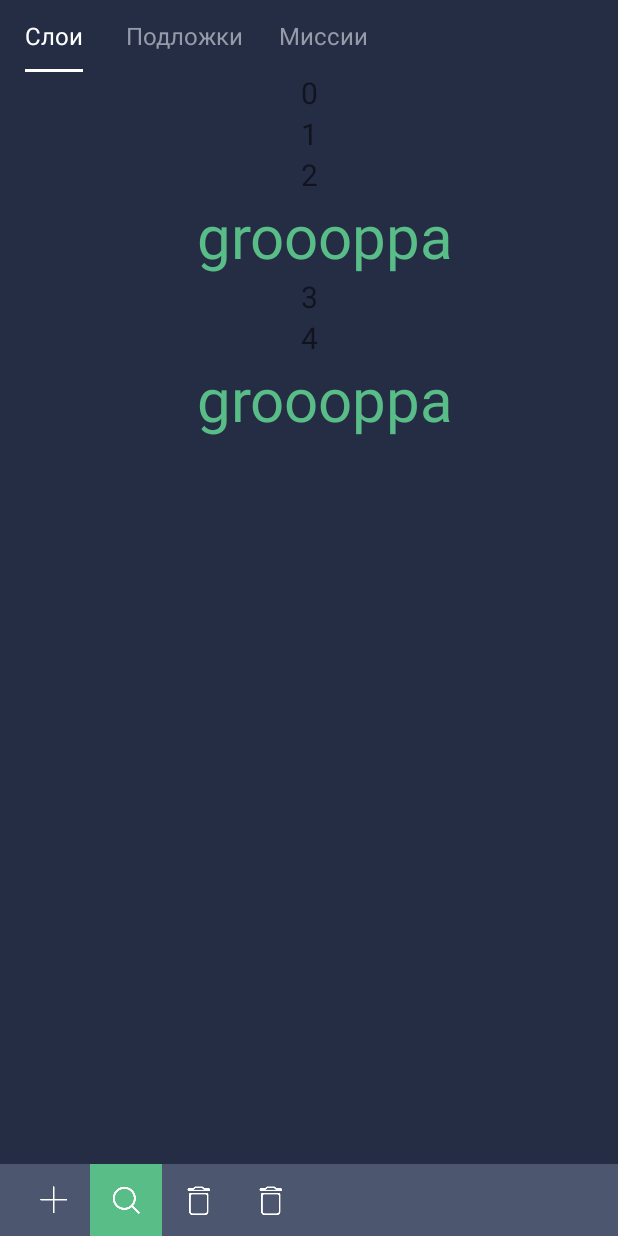
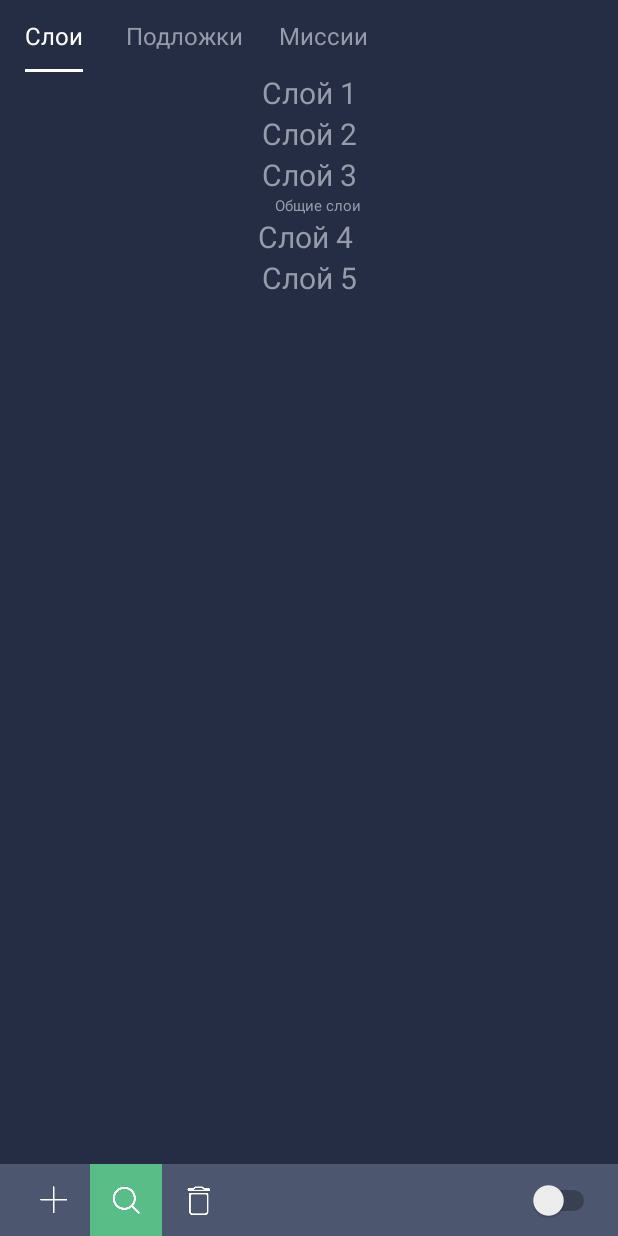
Before and after one commit to Maryino-District/Cit0rus, an Android app: the screen it shows after launch (MainActivity), on a phone screen of 412 x 824 dp. Run offline under Robolectric (Android 15) with nearby library versions, the phone set to English and light mode, and no system bars; our stand-ins replace data binding; Roboto replaces fonts that are not available here.

```diff
--- a/app/src/main/java/com/example/cit0rustest/BindingAdapters.kt
+++ b/app/src/main/java/com/example/cit0rustest/BindingAdapters.kt
@@ -7,11 +7,8 @@ import com.example.cit0rustest.vm.ItemViewModel
 
 @BindingAdapter("itemViewModels")
 fun bindItemViewModels(recyclerView: RecyclerView, itemViewModels: List<ItemViewModel>?) {
-    println("tag BINDINGADAPTER")
-
     val adapter = getOrCreateAdapter(recyclerView)
-    adapter.updateItems(itemViewModels)//ну а notifydatasetchanged обновляет список
-                                       //в соответствии с новым листом
+    adapter.updateItems(itemViewModels)
 }
 
 private fun getOrCreateAdapter(recyclerView: RecyclerView): LayersRecyclerVIewAdapter {
--- a/app/src/main/java/com/example/cit0rustest/MainActivity.kt
+++ b/app/src/main/java/com/example/cit0rustest/MainActivity.kt
@@ -18,6 +18,5 @@ class MainActivity : AppCompatActivity() {
         supportFragmentManager.beginTransaction()
             .add(R.id.fragment_container, LayersFragment.getInstance(), "false")
             .commit()
-            Log.d("tag","${layerListViewModel.data.value}")
     }
 }
--- a/app/src/main/java/com/example/cit0rustest/adapter/LayersRecyclerVIewAdapter.kt
+++ b/app/src/main/java/com/example/cit0rustest/adapter/LayersRecyclerVIewAdapter.kt
@@ -18,17 +18,11 @@ import java.util.*
 import kotlin.collections.ArrayList
 
 class LayersRecyclerVIewAdapter : RecyclerView.Adapter<LayersViewHolder>() {
+
     //var itemViewModels: List<ItemViewModel> = emptyList()
     private val viewTypeToLayoutId: MutableMap<Int, Int> = mutableMapOf()
     var itemViewModels: List<ItemViewModel> = emptyList()
-    private val isDragDropButtonMute = false/*передать результат из панельки-фрагмента снизу
-    сохранить ее во вьюмодели*/
-    //
-
-
-
-    //Создаем анонимный объект колбэка diffutil для dragndrop
-
+    private val isDragDropButtonMute = false//tmp
 
     override fun onCreateViewHolder(parent: ViewGroup, viewType: Int): LayersViewHolder {
         val binding: ViewDataBinding = DataBindingUtil.inflate(
@@ -37,15 +31,11 @@ class LayersRecyclerVIewAdapter : RecyclerView.Adapter<LayersViewHolder>() {
             parent,
             false
         )
-        println("tag oncreateviewholder viewtype is $viewType")
         return LayersViewHolder(binding)
-
     }
-
+//реализуем drag n droop, вызываем в onMove TouchHelper-a
     fun moveItem(from: Int, to: Int): MutableList<ItemViewModel> {
-
         val list = itemViewModels.toMutableList()
-        //list.removeAt(from)
         if (from < to) {
             for (i in from until to) {
                  Collections.swap(list, i, i + 1)
@@ -55,71 +45,54 @@ class LayersRecyclerVIewAdapter : RecyclerView.Adapter<LayersViewHolder>() {
                 Collections.swap(list, i, i - 1)
             }
         }
-        println("внутри мувайтема перед сабмитом")
-
-
         val differCallBack = LayerItemDiffCallBack(itemViewModels,list)
         val diffResult = DiffUtil.calculateDiff(differCallBack)
         diffResult.dispatchUpdatesTo(this)
         itemViewModels = list
         notifyItemMoved(from,to)
-        //notifyDataSetChanged()
+        return list
+    }
 
-        println("внутри мувайтема после сабмита")
-        return list
-
-    }
+    //определяем заголовочный (группа) айтем или айтем слоя
     override fun getItemViewType(position: Int): Int {
         val item = itemViewModels[position]
         if (!viewTypeToLayoutId.containsKey(item.viewType)) {
             viewTypeToLayoutId[item.viewType] = item.layoutId
         }
-        println("tag getitemviewtype viewtype is ${item.viewType}")
-
         return item.viewType
     }
 
     override fun onBindViewHolder(holder: LayersViewHolder, position: Int) {
-            println("tag onBindViewHolder positiion is ${position}")
+        println("tag onBindViewHolder positiion is ${position}")
         holder.bind(itemViewModels[position])
         holder.itemView.setOnClickListener {
             (itemViewModels[position] as? LayerViewModel)?.apply {
                 isExpand = !isExpand
-                println("tag onbindviewholder --- expandeble")
-            } //проверку бы
+                println("onbindviewholder --- expandeble")
+            }
             if(isDragDropButtonMute){
-                println("tag onbindviewholder --- draganddrop")
+                println("onbindviewholder --- draganddrop")
             }
             notifyItemChanged(position)
-            //notifyDataSetChanged()
-
         }
-
-        //
     }
 
     override fun getItemCount(): Int {
-        println("tag getitemcount")
-
         return itemViewModels.size
     }
 
 
     fun updateItems(items: List<ItemViewModel>?) {
         itemViewModels = items ?: emptyList()
-//        notifyDataSetChanged()
-        println("tag updateitems")
     }
 
 }
 
 class LayersViewHolder(
     private val binding: ViewDataBinding
-
 ) : RecyclerView.ViewHolder(binding.root) {
 
     fun bind(itemViewModel: ItemViewModel) {
-
         binding.setVariable(BR.itemViewModel, itemViewModel)
         (binding as? ItemLayerBinding)?.subItem?.apply {
             if ((itemViewModel as LayerViewModel).isExpand) {
@@ -128,8 +101,6 @@ class LayersViewHolder(
                 visibility = View.GONE
             }
         }
-        println("tag bind in viewholderclass")
     }
 
-
 }
--- a/app/src/main/java/com/example/cit0rustest/fragments/LayersFragment.kt
+++ b/app/src/main/java/com/example/cit0rustest/fragments/LayersFragment.kt
@@ -20,9 +20,7 @@ class LayersFragment : Fragment() {
         ItemTouchHelper(LayerItemTouchHelperCallBack())
     }
 
-
-
-    companion object { //factory
+    companion object {
         fun getInstance() : LayersFragment{
             return LayersFragment()
         }
@@ -38,9 +36,7 @@ class LayersFragment : Fragment() {
         binding.lifecycleOwner = this
         binding.viewModel = viewModel
         itemTouchHelper.attachToRecyclerView(binding.layerRecyclerView)
-
-/*        adapter = LayersRecyclerVIewAdapter()
-        adapter.differ.submitList(viewModel.data)*/
         return binding.root
     }
+
 }
--- a/app/src/main/java/com/example/cit0rustest/model/Layer.kt
+++ b/app/src/main/java/com/example/cit0rustest/model/Layer.kt
@@ -1,6 +1,6 @@
 package com.example.cit0rustest.model
 
-data class Layer (
+data class Layer (//
     val name: String,
     var transparency: Int,
     var elementsCount: Int,
--- a/app/src/main/java/com/example/cit0rustest/utils/LayerItemDiffCallBack.kt
+++ b/app/src/main/java/com/example/cit0rustest/utils/LayerItemDiffCallBack.kt
@@ -3,7 +3,7 @@ package com.example.cit0rustest.utils
 import androidx.recyclerview.widget.DiffUtil
 import com.example.cit0rustest.vm.ItemViewModel
 import com.example.cit0rustest.vm.LayerViewModel
-
+//проверка/сравнение обновленных и старых элементов списка
 class LayerItemDiffCallBack(
 val oldList: List<ItemViewModel>,
 var newList: List<ItemViewModel>
@@ -33,4 +33,5 @@ var newList: List<ItemViewModel>
             false
         }
     }
+
 }
--- a/app/src/main/java/com/example/cit0rustest/utils/LayerItemTouchHelperCallBack.kt
+++ b/app/src/main/java/com/example/cit0rustest/utils/LayerItemTouchHelperCallBack.kt
@@ -6,7 +6,7 @@ import androidx.recyclerview.widget.ItemTouchHelper.*
 import androidx.recyclerview.widget.RecyclerView
 import com.example.cit0rustest.adapter.LayersRecyclerVIewAdapter
 import com.example.cit0rustest.vm.ItemViewModel
-
+//
 class LayerItemTouchHelperCallBack() : ItemTouchHelper.SimpleCallback(
     UP or  DOWN or START or END, 0
 ) {
@@ -16,16 +16,11 @@ class LayerItemTouchHelperCallBack() : ItemTouchHelper.SimpleCallback(
         viewHolder: RecyclerView.ViewHolder,
         target: RecyclerView.ViewHolder
     ): Boolean {
-
         val adapter = recyclerView.adapter as LayersRecyclerVIewAdapter
         val from = viewHolder.adapterPosition
         val to = target.adapterPosition
-
-        println("tag oomove")
-
         adapter.moveItem(from, to)
         adapter.notifyItemMoved(from, to)
-
         return true
     }
 
--- a/app/src/main/java/com/example/cit0rustest/vm/LayerListViewModel.kt
+++ b/app/src/main/java/com/example/cit0rustest/vm/LayerListViewModel.kt
@@ -5,52 +5,51 @@ import androidx.lifecycle.MutableLiveData
 import androidx.lifecycle.ViewModel
 
 class LayerListViewModel : ViewModel() {
+
     val data: LiveData<List<ItemViewModel>>
         get() = _data
     private val _data  = MutableLiveData<List<ItemViewModel>> (
-        listOf<ItemViewModel>(
+        listOf<ItemViewModel>(//пока что вместо репы
             LayerViewModel(
-                "0",
+                "Слой 1",
                 40,
                 5,
                 16,
                 4
             ),
             LayerViewModel(
-                "1",
+                "Слой 2",
                 40,
                 5,
                 16,
                 4
             ),
             LayerViewModel(
-                "2",
+                "Слой 3",
                 40,
                 5,
                 16,
                 4
             ),
             GroupViewModel(
-                "groooppa"
+                "Общие слои"
             ),
             LayerViewModel(
-                "3",
+                "Слой 4 ",
                 40,
                 5,
                 16,
                 4
             ),
             LayerViewModel(
-                "4",
+                "Слой 5",
                 40,
                 5,
                 16,
                 4
             ),
-            GroupViewModel(
-                "groooppa"
-            )
+
         )
-    )//вместо репы
+    )
 
 }
--- a/app/src/main/res/layout/fragment_layers.xml
+++ b/app/src/main/res/layout/fragment_layers.xml
@@ -1,5 +1,6 @@
 <?xml version="1.0" encoding="utf-8"?>
-<layout xmlns:android="http://schemas.android.com/apk/res/android"
+<layout xmlns:tools="http://schemas.android.com/tools"
+    xmlns:android="http://schemas.android.com/apk/res/android"
     xmlns:app="http://schemas.android.com/apk/res-auto">
 
     <data>
@@ -23,41 +24,62 @@
             app:layoutManager="androidx.recyclerview.widget.LinearLayoutManager"
             android:background="@color/dark_blue_20"/>
 
-        <LinearLayout
+
+        <View
+            android:id="@+id/view2"
             android:layout_width="match_parent"
             android:layout_height="48dp"
-            android:orientation="horizontal"
+            android:background="@color/dark_blue_15"
             app:layout_constraintBottom_toBottomOf="parent"
-            app:layout_constraintStart_toStartOf="parent"
-            android:background="@color/dark_blue_15">
+            app:layout_constraintStart_toStartOf="parent" />
 
         <ImageButton
+            android:id="@+id/imageButton"
             android:layout_width="48dp"
             android:layout_height="48dp"
-                android:layout_marginStart="12dp"
+
             android:background="@color/dark_blue_15"
-
-                android:src="@drawable/add"/>
+            android:src="@drawable/add"
+            app:layout_constraintBottom_toBottomOf="parent"
+            app:layout_constraintEnd_toEndOf="parent"
+            app:layout_constraintStart_toStartOf="parent"
+            app:layout_constraintHorizontal_bias="0.0"
+            android:layout_marginLeft="12dp"/>
 
         <ImageButton
+            android:id="@+id/imageButton2"
             android:layout_width="48dp"
             android:layout_height="48dp"
             android:background="@color/green_35"
-                android:src="@drawable/shape"/>
+            android:src="@drawable/shape"
+            app:layout_constraintBottom_toBottomOf="parent"
+            app:layout_constraintEnd_toEndOf="parent"
+            app:layout_constraintStart_toEndOf="@+id/imageButton"
+            app:layout_constraintHorizontal_bias="0.0"
+            />
 
         <ImageButton
+            android:id="@+id/imageButton3"
             android:layout_width="48dp"
             android:layout_height="48dp"
             android:background="@color/dark_blue_15"
-                android:src="@drawable/subtract"/>
+            android:src="@drawable/subtract"
+            app:layout_constraintBottom_toBottomOf="parent"
+            app:layout_constraintEnd_toEndOf="parent"
+            app:layout_constraintHorizontal_bias="0."
+            app:layout_constraintStart_toEndOf="@+id/imageButton2" />
 
-            <ImageButton
+        <Switch
             android:layout_width="48dp"
             android:layout_height="48dp"
-                android:background="@color/dark_blue_15"
-                android:gravity="end"
-                android:src="@drawable/subtract" />
-        </LinearLayout>
+            app:layout_constraintBottom_toBottomOf="parent"
+            app:layout_constraintEnd_toEndOf="parent"
+            app:layout_constraintHorizontal_bias="1.0"
+            app:layout_constraintStart_toStartOf="parent"
+            app:layout_constraintTop_toTopOf="@+id/view2"
+            app:layout_constraintVertical_bias="0.5"
+            android:layout_marginRight="12dp"
+            />
 
     </androidx.constraintlayout.widget.ConstraintLayout>
 </layout>
--- a/app/src/main/res/layout/item_group.xml
+++ b/app/src/main/res/layout/item_group.xml
@@ -16,10 +16,10 @@
         <TextView
             android:layout_width="wrap_content"
             android:layout_height="wrap_content"
-            android:layout_marginStart="22dp"
+            android:layout_marginStart="12dp"
             android:text="@{itemViewModel.name}"
-            android:textColor="@color/green_35"
-            android:textSize="40sp"
+            android:textColor="@color/dark_grey"
+            android:textSize="10sp"
             app:layout_constraintEnd_toEndOf="parent"
             app:layout_constraintStart_toStartOf="parent"
             app:layout_constraintTop_toTopOf="parent" />
--- a/app/src/main/res/layout/item_layer.xml
+++ b/app/src/main/res/layout/item_layer.xml
@@ -20,10 +20,9 @@
             android:layout_height="wrap_content"
             android:text="@{itemViewModel.name}"
             android:textSize="20sp"
-
             android:visibility="visible"
+            android:textColor="@color/grey"
             app:layout_constraintEnd_toEndOf="parent"
-
             app:layout_constraintStart_toStartOf="parent"
             app:layout_constraintTop_toTopOf="parent" />
 
@@ -31,7 +30,6 @@
             android:id="@+id/sub_item"
             android:layout_width="wrap_content"
             android:layout_height="wrap_content"
-
             android:orientation="vertical"
             app:layout_constraintBottom_toBottomOf="parent"
             app:layout_constraintEnd_toEndOf="parent"
@@ -41,20 +39,11 @@
             <TextView
                 android:layout_width="wrap_content"
                 android:layout_height="wrap_content"
-                android:text="visible1"
-                android:textSize="10sp" />
+                android:text="Expand"
+                android:textColor="@color/grey"
+                android:textSize="14sp" />
 
-            <TextView
-                android:layout_width="wrap_content"
-                android:layout_height="wrap_content"
-                android:text="@{itemViewModel.name}"
-                android:textSize="10sp" />
 
-            <TextView
-                android:layout_width="wrap_content"
-                android:layout_height="wrap_content"
-                android:text="visible3"
-                android:textSize="10sp" />
         </LinearLayout>
 
     </androidx.constraintlayout.widget.ConstraintLayout>
```
Lines whose indentation alone changed are shown as unchanged.
